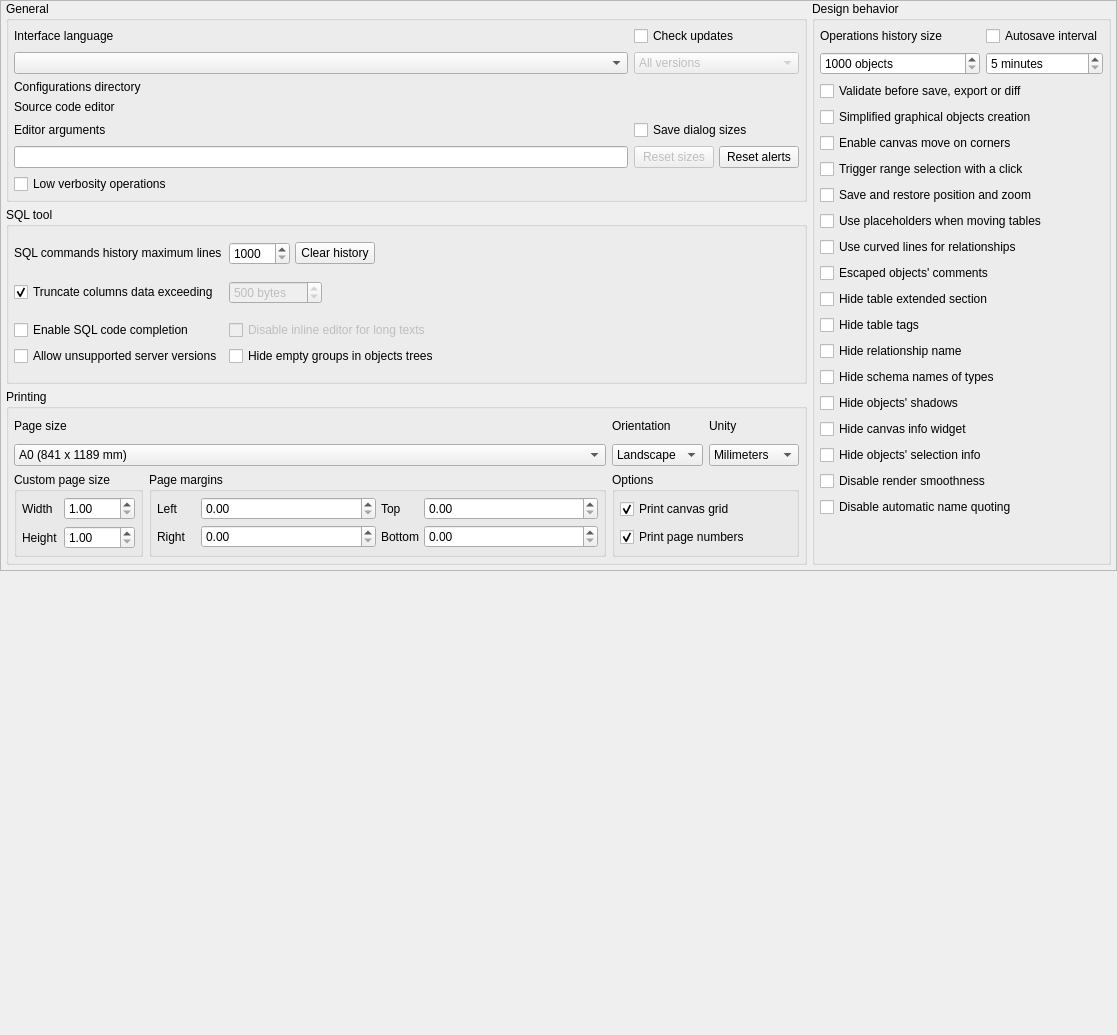
nullptrlabs/pgmodeler, file libs/libgui/ui/settings/generalconfigwidget.ui: the form before one commit.
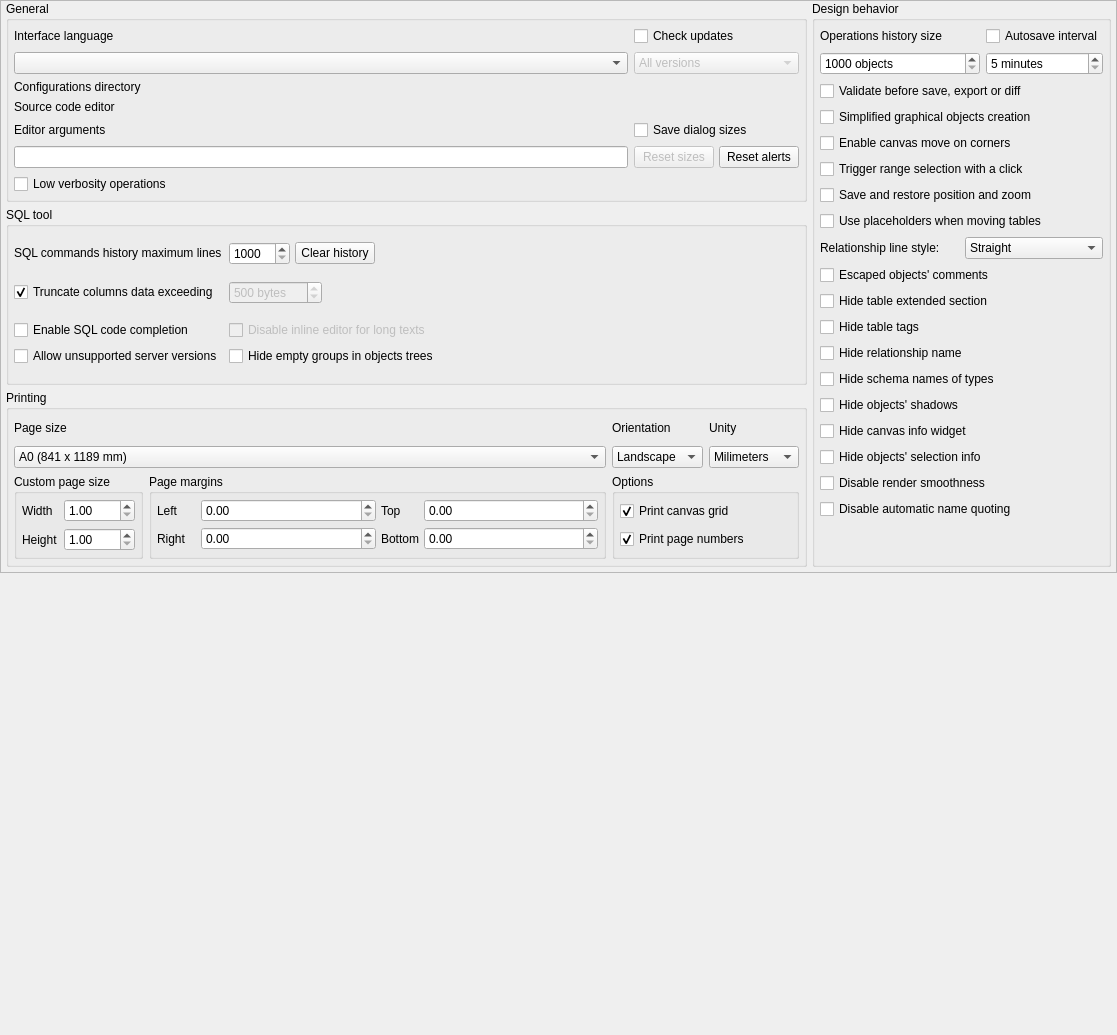
The form after the commit. Icons and pictures are not drawn.

Commit message: Add the orthogonal line style for relationships

```diff
--- a/libs/libgui/ui/settings/generalconfigwidget.ui
+++ b/libs/libgui/ui/settings/generalconfigwidget.ui
@@ -927,7 +927,16 @@
           </widget>
          </item>
          <item>
-          <widget class="QCheckBox" name="use_curved_lines_chk">
+          <layout class="QHBoxLayout" name="rel_line_style_lt">
+           <item>
+            <widget class="QLabel" name="rel_line_style_lbl">
+             <property name="text">
+              <string>Relationship line style:</string>
+             </property>
+            </widget>
+           </item>
+           <item>
+            <widget class="QComboBox" name="rel_line_style_cmb">
            <property name="sizePolicy">
             <sizepolicy hsizetype="Preferred" vsizetype="Fixed">
              <horstretch>0</horstretch>
@@ -935,15 +944,26 @@
             </sizepolicy>
            </property>
            <property name="toolTip">
-            <string>Replaces any straight line in relationship by curved ones in order to improve the model's visualization.</string>
-           </property>
-           <property name="statusTip">
-            <string/>
-           </property>
+              <string>&lt;p&gt;Defines how the relationships' lines are drawn. &lt;strong&gt;Straight&lt;/strong&gt; lines connect the tables directly, &lt;strong&gt;curved&lt;/strong&gt; ones replace the straight lines by curves and &lt;strong&gt;orthogonal&lt;/strong&gt; lines use only horizontal and vertical segments with rounded corners (the points added manually to the lines are ignored in this style).&lt;/p&gt;</string>
+             </property>
+             <item>
+              <property name="text">
+               <string>Straight</string>
+              </property>
+             </item>
+             <item>
            <property name="text">
-            <string>Use curved lines for relationships</string>
-           </property>
-          </widget>
+               <string>Curved</string>
+              </property>
+             </item>
+             <item>
+              <property name="text">
+               <string>Orthogonal</string>
+              </property>
+             </item>
+            </widget>
+           </item>
+          </layout>
          </item>
          <item>
           <widget class="QCheckBox" name="escape_comments_chk">
```
Lines whose indentation alone changed are shown as unchanged. The commit also changes 10 other files.
